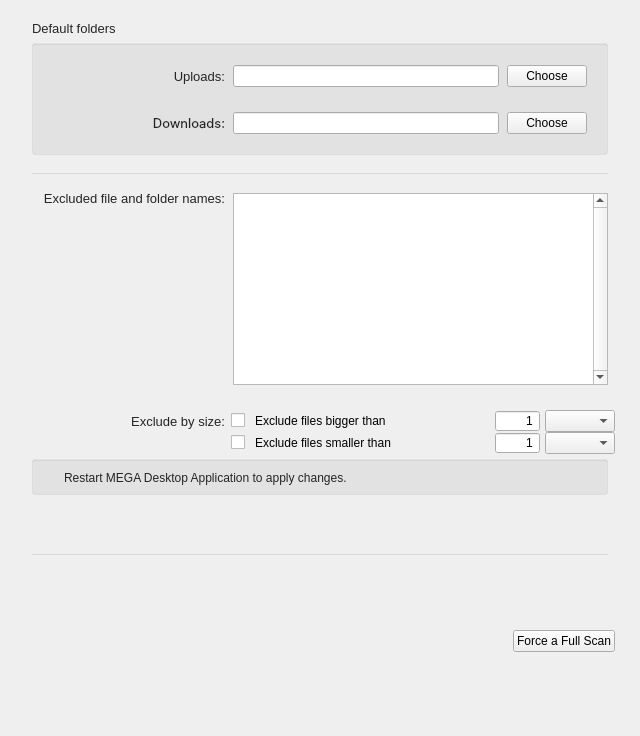
The window that src/MEGASync/gui/macx/SettingsDialog.ui (meganz/MEGAsync) describes before a commit, drawn with Qt 5.
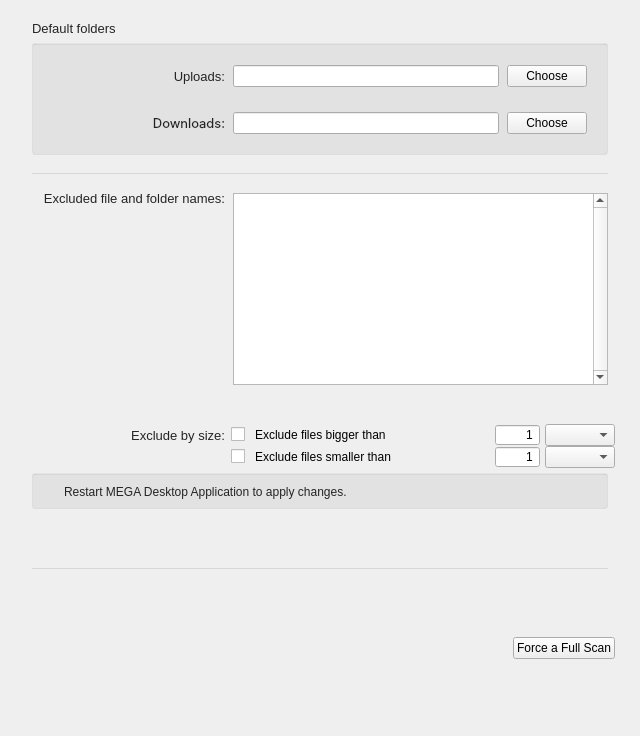
The same window after the commit. The open tabs and pages were chosen to show the change. Icons and pictures are not drawn. Custom widgets are drawn as their Qt base class.

Commit message: SNC-1173. UI settings fixes after review

What changed in the file:
```diff
--- a/src/MEGASync/gui/macx/SettingsDialog.ui
+++ b/src/MEGASync/gui/macx/SettingsDialog.ui
@@ -3503,6 +3503,24 @@
            <number>0</number>
           </property>
           <item>
+           <widget class="QWidget" name="widget" native="true">
+            <layout class="QVBoxLayout" name="verticalLayout_31">
+             <property name="spacing">
+              <number>19</number>
+             </property>
+             <property name="leftMargin">
+              <number>0</number>
+             </property>
+             <property name="topMargin">
+              <number>0</number>
+             </property>
+             <property name="rightMargin">
+              <number>0</number>
+             </property>
+             <property name="bottomMargin">
+              <number>0</number>
+             </property>
+             <item>
            <widget class="QWidget" name="wExclusions" native="true">
             <property name="sizePolicy">
              <sizepolicy hsizetype="Preferred" vsizetype="Preferred">
@@ -3944,6 +3962,9 @@
                 </widget>
                </item>
               </layout>
+                </item>
+               </layout>
+              </widget>
              </item>
             </layout>
            </widget>
```
Left out of the diff: 14 changed lines with no effect on the pictures. Lines whose indentation alone changed are shown as unchanged. The commit also changes 4 other files.
